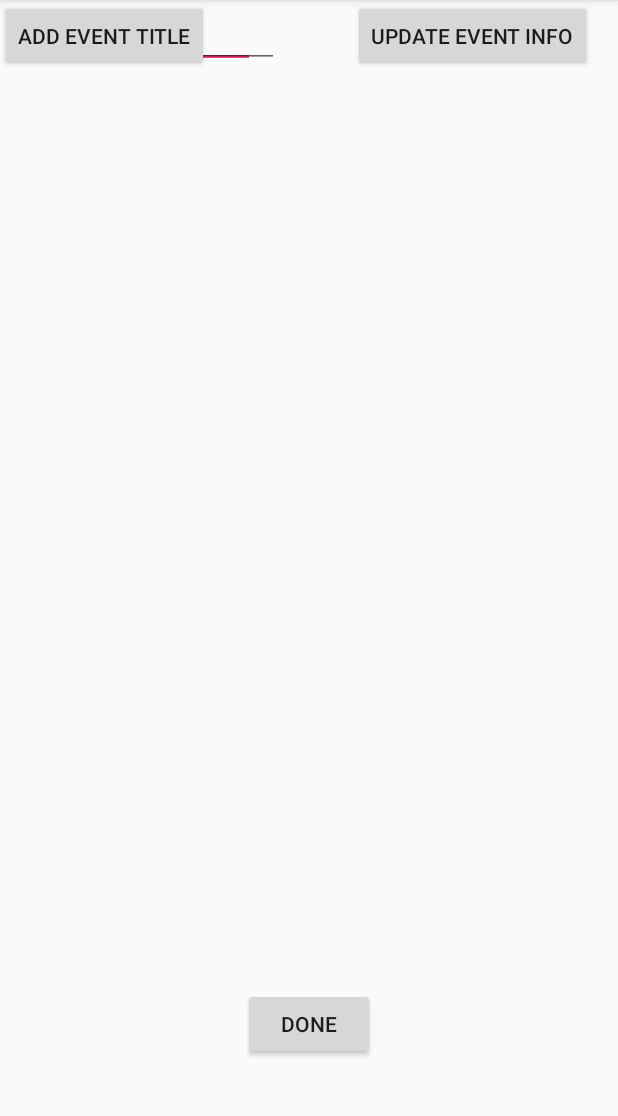
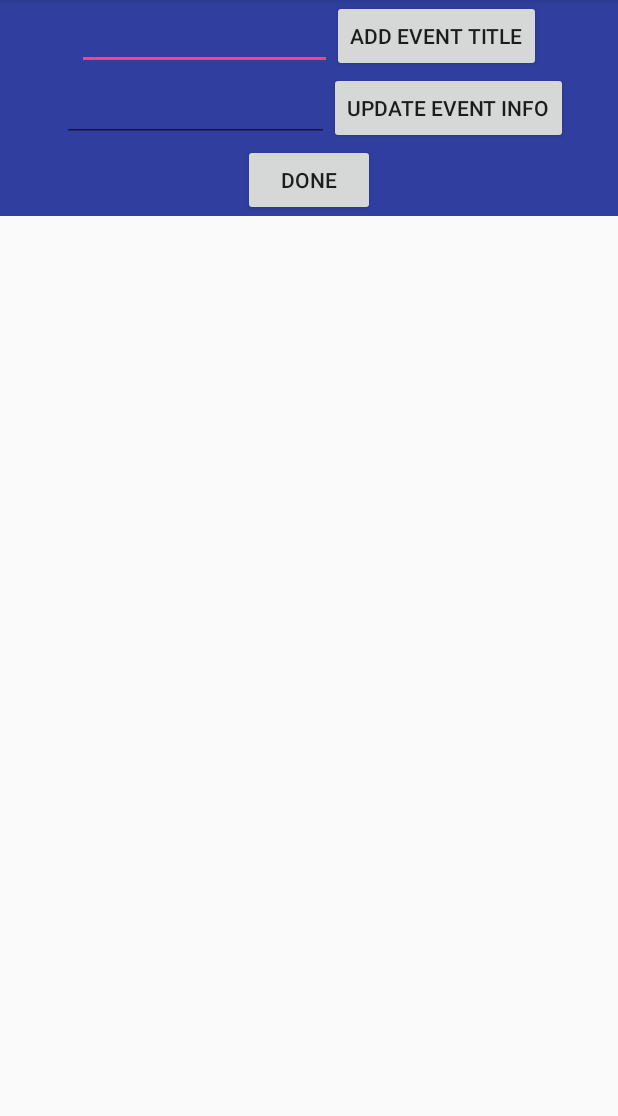
Before and after one commit to tobinjo/TO426App, an Android app: the screen it shows after launch (EventAddActivity), on a phone screen of 412 x 824 dp, the part 84-1200 px from its top. Run offline under Robolectric (Android 15) with nearby library versions, the phone set to English and light mode, and no system bars; our stand-ins replace Firebase (no records; nobody signed in at launch, a user with empty details on screens opened directly).

Commit message:
#changes with first active page being the add event title and update event info page (need to change!) - JSON tree works

```diff
--- a/app/src/main/java/com/example/johntobin/thescheduleviz/EventAddActivity.java
+++ b/app/src/main/java/com/example/johntobin/thescheduleviz/EventAddActivity.java
@@ -41,6 +41,15 @@ protected void onCreate(Bundle savedInstanceState){
 
 
                         }
+        buttonUpdateEvent = (Button) findViewById(R.id.buttonUpdateEvent);
+        buttonUpdateEvent.setOnClickListener(new View.OnClickListener() {
+                @Override
+                public void onClick(View view) {
+                        if (!UpdateEvent.getText().toString().equalsIgnoreCase("")){
+                                database.child("Monday").child("EventContent").setValue(UpdateEvent.getText().toString());
+                        }
+                }
+        });
 
 
                 }
--- a/app/src/main/res/layout/activity_event_add.xml
+++ b/app/src/main/res/layout/activity_event_add.xml
@@ -1,52 +1,36 @@
 <?xml version="1.0" encoding="utf-8"?>
-<android.support.constraint.ConstraintLayout xmlns:android="http://schemas.android.com/apk/res/android"
-    xmlns:app="http://schemas.android.com/apk/res-auto"
-    xmlns:tools="http://schemas.android.com/tools"
+<LinearLayout xmlns:android="http://schemas.android.com/apk/res/android"
     android:layout_width="match_parent"
-    android:layout_height="match_parent"
-    tools:context="com.example.johntobin.thescheduleviz.EventAddActivity">
+    android:layout_height="wrap_content"
+    android:background="@color/colorPrimaryDark"
+    android:gravity="center"
+    android:orientation="vertical">
+
     <LinearLayout
         android:layout_width="match_parent"
         android:layout_height="wrap_content"
-    android:orientation="horizontal"></LinearLayout>
-
-    <Button
-        android:id="@+id/buttonDone"
-        android:layout_width="wrap_content"
-        android:layout_height="wrap_content"
-        android:text="Done"
-        app:layout_constraintBottom_toBottomOf="parent"
-        app:layout_constraintEnd_toEndOf="parent"
-        app:layout_constraintStart_toStartOf="parent"
-        app:layout_constraintTop_toTopOf="parent"
-        app:layout_constraintVertical_bias="0.915" />
-
-    <Button
-        android:id="@+id/buttonAddTitle"
-        android:layout_width="wrap_content"
-        android:layout_height="wrap_content"
-        android:text="Add Event Title"
-        tools:layout_editor_absoluteX="202dp"
-        tools:layout_editor_absoluteY="16dp" />
-
-    <Button
-        android:id="@+id/buttonUpdateEvent"
-        android:layout_width="wrap_content"
-        android:layout_height="wrap_content"
-        android:text="Update Event Info"
-        app:layout_constraintEnd_toEndOf="parent"
-        app:layout_constraintHorizontal_bias="0.931"
-        app:layout_constraintStart_toStartOf="parent"
-        tools:layout_editor_absoluteY="79dp" />
+        android:gravity="center"
+        android:orientation="horizontal">
 
         <EditText
             android:id="@+id/editTextTitleEvent"
             android:layout_width="170dp"
             android:layout_height="wrap_content"
             android:ems="10"
-        android:inputType="textPersonName"
-        tools:layout_editor_absoluteX="9dp"
-        tools:layout_editor_absoluteY="16dp" />
+            android:inputType="textPersonName" />
+
+        <Button
+            android:id="@+id/buttonAddTitle"
+            android:layout_width="wrap_content"
+            android:layout_height="wrap_content"
+            android:text="Add Event Title" />
+    </LinearLayout>
+
+    <LinearLayout
+        android:layout_width="match_parent"
+        android:layout_height="wrap_content"
+        android:gravity="center"
+        android:orientation="horizontal">
 
         <EditText
             android:id="@+id/editTextEventInfo"
@@ -54,7 +38,18 @@
             android:layout_height="wrap_content"
             android:layout_marginStart="8dp"
             android:ems="10"
-        android:inputType="textPersonName"
-        app:layout_constraintStart_toStartOf="parent"
-        tools:layout_editor_absoluteY="79dp" />
-</android.support.constraint.ConstraintLayout>
+            android:inputType="textPersonName" />
+
+        <Button
+            android:id="@+id/buttonUpdateEvent"
+            android:layout_width="wrap_content"
+            android:layout_height="wrap_content"
+            android:text="Update Event Info" />
+    </LinearLayout>
+
+    <Button
+        android:id="@+id/buttonDone"
+        android:layout_width="wrap_content"
+        android:layout_height="wrap_content"
+        android:text="Done" />
+</LinearLayout>
```
Lines whose indentation alone changed are shown as unchanged.
